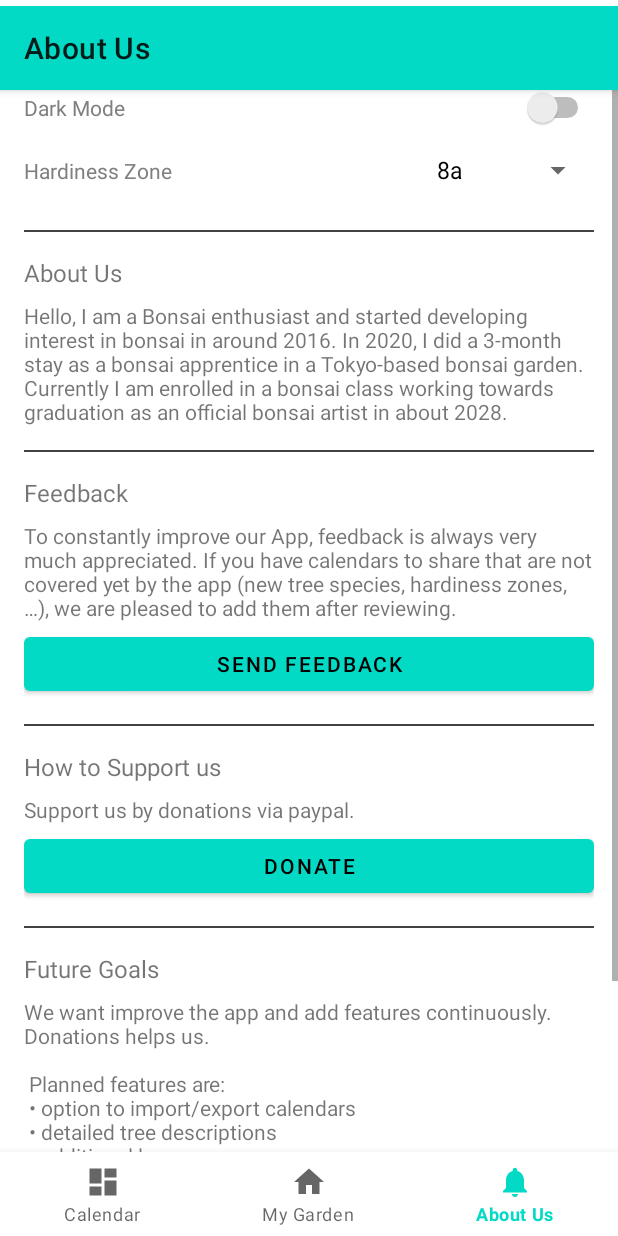
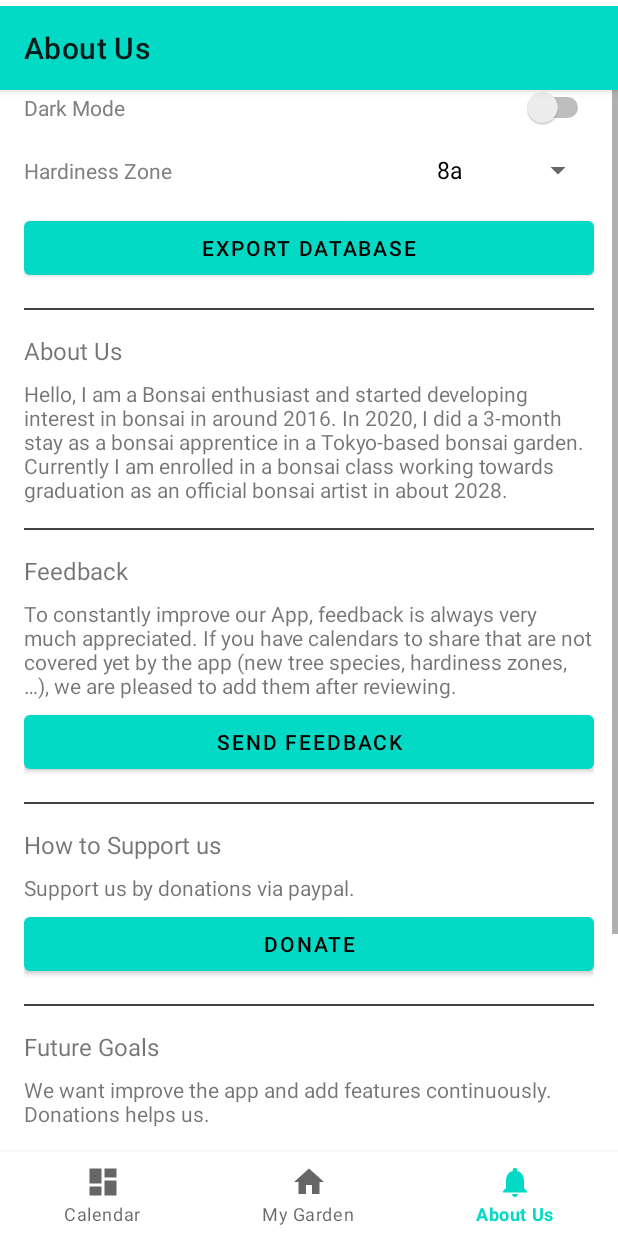
Before and after one commit to muma1018/BonsaiCare, an Android app: the screen it shows after launch (MainActivity), item 3 of the bottom bar chosen, on a phone screen of 412 x 824 dp. Run offline under Robolectric (Android 15) with nearby library versions, the phone set to English and light mode, and no system bars; our stand-ins replace Room's generated code, data binding, navigation-ui; pictures from the network do not load; Roboto replaces fonts that are not available here.

Commit message:
[Feature] Export database feature implemented.
AboutUsFragment.kt, AndroidManifest.xml, fragment_aboutus.xml
- export database feature implemented

CalendarFragment.kt, MainActivity.kt, strings.xml
- minor

```diff
--- a/app/src/main/java/com/example/bonsaicare/MainActivity.kt
+++ b/app/src/main/java/com/example/bonsaicare/MainActivity.kt
@@ -28,9 +28,7 @@ class MainActivity : AppCompatActivity() {
         val navController = findNavController(R.id.nav_host_fragment_activity_main)
         // Passing each menu ID as a set of Ids because each menu should be considered as top level destinations.
         val appBarConfiguration = AppBarConfiguration(
-            setOf(
-                R.id.navigation_calendar, R.id.navigation_my_garden, R.id.navigation_aboutus
-            )
+            setOf(R.id.navigation_calendar, R.id.navigation_my_garden, R.id.navigation_aboutus)
         )
 
         setSupportActionBar(findViewById(R.id.my_toolbar))
@@ -39,7 +37,7 @@ class MainActivity : AppCompatActivity() {
         setupActionBarWithNavController(navController, appBarConfiguration)
         navView.setupWithNavController(navController)
 
-        // Setup Navigation to be hidden when not in main fragments (calendar, my_garden, aboutus)
+        // Setup Navigation to be hidden when not in main fragments (calendar, my garden, about us)
         setupNav()
 
     }
--- a/app/src/main/java/com/example/bonsaicare/ui/aboutus/AboutUsFragment.kt
+++ b/app/src/main/java/com/example/bonsaicare/ui/aboutus/AboutUsFragment.kt
@@ -13,6 +13,7 @@ import android.widget.Spinner
 import android.widget.Toast
 import androidx.appcompat.app.AlertDialog
 import androidx.appcompat.app.AppCompatDelegate
+import androidx.core.content.FileProvider
 import androidx.fragment.app.Fragment
 import androidx.fragment.app.activityViewModels
 import androidx.navigation.findNavController
@@ -22,9 +23,8 @@ import com.example.bonsaicare.R
 import com.example.bonsaicare.ui.calendar.BonsaiApplication
 import com.example.bonsaicare.ui.calendar.BonsaiViewModel
 import com.example.bonsaicare.ui.calendar.BonsaiViewModelFactory
+import java.io.File
 
-// Todo: Add option to choose hardiness zone
-//  Why do we need a hardiness zone for the user?
 
 class AboutUsFragment : Fragment() {
     // This fragment contains information about the app and the developers as well as settings
@@ -54,9 +54,9 @@ class AboutUsFragment : Fragment() {
         super.onViewCreated(view, savedInstanceState)
 
         // Set text for Thank You! textView
-        binding.textThankYouForUsingOurApp.text = "Thank You for using our App!"
+        binding.textThankYouForUsingOurApp.text = resources.getString(R.string.text_thank_you_for_using_our_app)
 
-        // Todo MVP2: Implement the 'hidden' feature for hidden fragment
+        // Todo MVP3: Implement the 'hidden' feature for hidden fragment - e.g. gives access to all calendars?
         // Initialize a counter variable to keep track of the number of times the TextView has been pressed
         var pressCounter = 0
 
@@ -136,8 +136,13 @@ class AboutUsFragment : Fragment() {
             resetSettings()
         }
 
-        // Set version name in "App Information" TextView
-        binding.textViewInformationAppInformation.text = "App Version: " + BuildConfig.VERSION_NAME
+        // Set click listener for export database button
+        binding.buttonExportDatabase.setOnClickListener {
+            exportDatabase()
+        }
+
+        // Set version name in "App Information" TextView, use resource string with placeholders
+        binding.textViewInformationAppInformation.text = resources.getString(R.string.text_app_version, BuildConfig.VERSION_NAME)
     }
 
     // Donate via pay-pal-me
@@ -165,8 +170,10 @@ class AboutUsFragment : Fragment() {
             .putExtra(Intent.EXTRA_SUBJECT, "Feedback")
             .putExtra(Intent.EXTRA_EMAIL, eMailIds)
 
-        if (activity?.packageManager?.resolveActivity(intent, 0) != null) {
-            startActivity(intent)
+        activity?.packageManager?.let { packageManager ->
+            if (intent.resolveActivity(packageManager) != null) {
+                startActivity(intent)
+            }
         }
     }
 
@@ -188,6 +195,32 @@ class AboutUsFragment : Fragment() {
         builder.show()
     }
 
+    // Function to export database
+    private fun exportDatabase() {
+        // Get database path
+        val dbPath = requireContext().getDatabasePath("bonsai_database")
+
+        // Get file name
+        val fileName = "bonsai_database.db"
+
+        // Get file path
+        val filePath = File(requireContext().filesDir, fileName)
+
+        // Copy database to file path
+        dbPath.copyTo(filePath, true)
+
+        // Get uri for file
+        val uri = FileProvider.getUriForFile(requireContext(), "com.example.bonsaicare.fileprovider", filePath)
+
+        // Create intent
+        val intent = Intent(Intent.ACTION_SEND)
+            .setType("application/octet-stream")
+            .putExtra(Intent.EXTRA_STREAM, uri)
+
+        // Start activity
+        startActivity(intent)
+    }
+
     override fun onDestroyView() {
         super.onDestroyView()
         _binding = null
--- a/app/src/main/java/com/example/bonsaicare/ui/calendar/BonsaiApplication.kt
+++ b/app/src/main/java/com/example/bonsaicare/ui/calendar/BonsaiApplication.kt
@@ -9,13 +9,20 @@ class BonsaiApplication : Application() {
     // No need to cancel this scope as it'll be torn down with the process
     private val applicationScope = CoroutineScope(SupervisorJob())
 
-    // Using by lazy so the database and the repository are only created when they're needed
+    lateinit var database: BonsaiDB
+    lateinit var repository: BonsaiRepository
+
+    // Using 'by lazy' so the database and the repository are only created when they're needed
     // rather than when the application starts
-    val database by lazy { BonsaiDB.getInstance(this, applicationScope) }
-    val repository by lazy { BonsaiRepository(
-        database.taskDao(),
-        database.treeSpeciesDao(),
-        database.taskTypeDao(),
-        database.treesDao(),
-        database.userSettingsDao()) }
+    // We do not 'by lazy' here, because we need to init the database and the repository directly
+    override fun onCreate() {
+        super.onCreate()
+        database = BonsaiDB.getInstance(this, applicationScope)
+        repository = BonsaiRepository(
+            database.taskDao(),
+            database.treeSpeciesDao(),
+            database.taskTypeDao(),
+            database.treesDao(),
+            database.userSettingsDao())
+    }
 }
--- a/app/src/main/java/com/example/bonsaicare/ui/calendar/filter/FilterFragment.kt
+++ b/app/src/main/java/com/example/bonsaicare/ui/calendar/filter/FilterFragment.kt
@@ -17,6 +17,7 @@ import com.example.bonsaicare.ui.calendar.BonsaiViewModel
 import com.example.bonsaicare.ui.calendar.BonsaiViewModelFactory
 import com.example.bonsaicare.ui.calendar.BonsaiApplication
 
+// Todo: When app is started, the filter is not applied. Only when the user changes the filter, the filter is applied.
 class FilterFragment : Fragment() {
 
     private var _binding: FragmentFilterBinding? = null
@@ -73,7 +74,7 @@ class FilterFragment : Fragment() {
 
             // Todo: Why do we have to loop over them and are not able to get them directly from DB?
             // Loop over all trees and add them to a list
-            var allTrees = listOf<String>()
+            val allTrees = mutableListOf<String>()
             for (i in 0 until numberTmp) {
                 allTrees += viewModel.getTreeAtIndex(i).treeSpecies.name
             }
--- a/app/src/main/java/com/example/bonsaicare/ui/mygarden/MyGardenFragment.kt
+++ b/app/src/main/java/com/example/bonsaicare/ui/mygarden/MyGardenFragment.kt
@@ -8,6 +8,7 @@ import android.os.Bundle
 import android.view.LayoutInflater
 import android.view.View
 import android.view.ViewGroup
+import android.widget.Toast
 import androidx.activity.OnBackPressedCallback
 import androidx.appcompat.app.AlertDialog
 import androidx.appcompat.app.AppCompatActivity
@@ -75,7 +76,6 @@ class MyGardenFragment : Fragment() {
             var treeSpeciesTmp = TreeSpecies(name="Amur Maple", nameLatin="acer tataricum ginnala", description= "shortDescriptionTmp")
             var testTree = Tree(
                 name = "Rose#1",
-                //imagesResourceIdDefault = R.drawable.tree_larix_decidua,
                 imagesUri = mutableListOf(
                     Uri.Builder()
                     .scheme(ContentResolver.SCHEME_ANDROID_RESOURCE)
@@ -90,6 +90,10 @@ class MyGardenFragment : Fragment() {
                     .build()),
                 treeSpecies = treeSpeciesTmp)
             viewModel.insertTree(testTree)
+
+            // Add toast that the tree was added
+            val toast = Toast.makeText(context, "Added tree", Toast.LENGTH_SHORT)
+            toast.show()
 
             // Create new tree
             treeSpeciesTmp = TreeSpecies(name="Amur Maple", nameLatin="acer tataricum ginnala", description= "shortDescriptionTest")
@@ -144,7 +148,6 @@ class MyGardenFragment : Fragment() {
             view.findNavController().navigate(R.id.action_navigation_my_garden_to_new_tree)
         }
 
-
         // Set text for alert dialog
         val appWelcomeText =
             HtmlCompat.fromHtml(binding.root.resources.getString(R.string.introduction_text), HtmlCompat.FROM_HTML_MODE_LEGACY).toString()
@@ -153,7 +156,7 @@ class MyGardenFragment : Fragment() {
         val dialogBuilderStartUp = AlertDialog.Builder(binding.root.context)
 
         // Show Welcome Alert if not False
-        // Note: If user clicks super-fast (basically < 1 sec on pixel) on 'do not show again',
+        // Note: If user clicks super-fast (basically < 1 sec on pixel device) 'do not show again',
         // before the database is initialized, at first start-up of the app when it is fresh
         // installed, then the settings will not stick
         if (!viewModel.getSettingsDoNotShowAlert()){
@@ -161,9 +164,9 @@ class MyGardenFragment : Fragment() {
                 // If the dialog is cancelable
                 .setCancelable(true)
                 // Negative button text and action
-                .setNegativeButton("Thanks!", DialogInterface.OnClickListener {
-                        dialog, _ -> dialog.cancel()
-                })
+                .setNegativeButton("Thanks!") { dialog, _ ->
+                    dialog.cancel()
+                }
                 .setNeutralButton("Don't show again"){
                         dialog, _ -> dialog.cancel()
                     // Set doNotShowAlert in UserSettings to true if user does not want to see it again
--- a/app/src/main/res/layout/fragment_aboutus.xml
+++ b/app/src/main/res/layout/fragment_aboutus.xml
@@ -72,6 +72,16 @@
                 android:minHeight="@dimen/min_height"
                 android:textSize="18sp" />
         </LinearLayout>
+
+        <Button
+            android:id="@+id/button_export_database"
+            android:layout_width="match_parent"
+            android:layout_height="wrap_content"
+            android:text="@string/export_database"
+            android:layout_marginTop="4dp"
+            app:layout_constraintStart_toStartOf="@+id/text_view_information_feedback"
+            app:layout_constraintTop_toBottomOf="@+id/text_view_information_feedback"
+            />
 
         <View
             android:layout_width="match_parent"
--- a/app/src/main/res/values/strings.xml
+++ b/app/src/main/res/values/strings.xml
@@ -14,9 +14,13 @@
     <string name="off">OFF</string>
     <string name="on">ON</string>
     <string name="about_us_text">Hello, I am a Bonsai enthusiast and started developing interest in bonsai in around 2016. In 2020, I did a 3-month stay as a bonsai apprentice in a Tokyo-based bonsai garden. Currently I am enrolled in a bonsai class working towards graduation as an official bonsai artist in about 2028.</string>
+    <string name="text_thank_you_for_using_our_app">Thank You for using our App!</string>
+    <!-- This is a resource string with placeholder -->
+    <string name="text_app_version">App Version: %1$s</string>
     <string name="feedback_headline">Feedback</string>
     <string name="feedback_text">To constantly improve our App, feedback is always very much appreciated. If you have calendars to share that are not covered yet by the app (new tree species, hardiness zones, …), we are pleased to add them after reviewing.</string>
     <string name="feedback_button">Send Feedback</string>
+    <string name="export_database">Export Database</string>
     <string name="support_headline">How to Support us</string>
     <string name="support_button">Donate</string>
     <string name="support_text">Support us by donations via paypal.</string>
--- /dev/null
+++ b/app/src/main/res/xml/file_provider_paths.xml
@@ -0,0 +1,3 @@
+<paths>
+    <files-path name="exported_files" path="." />
+</paths>
```
Also changed, not shown: app/src/main/AndroidManifest.xml (+11 -0 lines), app/src/main/java/com/example/bonsaicare/ui/calendar/CalendarFragment.kt (+1 -8 lines).
